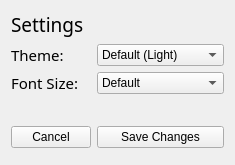
Old version of the form UI Files/SettingsMenu.ui in the repository steinmns/Cinema-Stats.
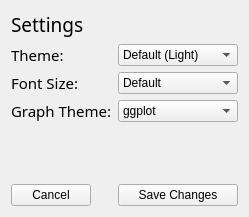
New version of the form.

Commit message: Added graph theme dropdown in UI and monthly graph skeleton.

Diff of the .ui file:
```diff
--- a/UI Files/SettingsMenu.ui
+++ b/UI Files/SettingsMenu.ui
@@ -6,8 +6,8 @@
    <rect>
     <x>0</x>
     <y>0</y>
-    <width>235</width>
-    <height>165</height>
+    <width>249</width>
+    <height>217</height>
    </rect>
   </property>
   <property name="windowTitle">
@@ -59,7 +59,7 @@
      </item>
     </widget>
    </item>
-   <item row="5" column="0">
+   <item row="4" column="0">
     <widget class="QLabel" name="FontSizeLabel">
      <property name="font">
       <font>
@@ -72,7 +72,7 @@
      </property>
     </widget>
    </item>
-   <item row="5" column="1">
+   <item row="4" column="1">
     <widget class="QComboBox" name="FontSizeDropdown">
      <item>
       <property name="text">
@@ -92,28 +92,60 @@
     </widget>
    </item>
    <item row="7" column="0">
+    <widget class="QLabel" name="GraphThemeLabel">
+     <property name="font">
+      <font>
+       <family>Mollen Personal Use</family>
+       <pointsize>11</pointsize>
+      </font>
+     </property>
+     <property name="text">
+      <string>Graph Theme:</string>
+     </property>
+    </widget>
+   </item>
+   <item row="7" column="1">
+    <widget class="QComboBox" name="comboBox">
+     <item>
+      <property name="text">
+       <string>ggplot</string>
+      </property>
+     </item>
+     <item>
+      <property name="text">
+       <string>bmh</string>
+      </property>
+     </item>
+     <item>
+      <property name="text">
+       <string>fivethirtyeight</string>
+      </property>
+     </item>
+    </widget>
+   </item>
+   <item row="12" column="0">
     <widget class="QPushButton" name="CancelButton">
      <property name="text">
       <string>Cancel</string>
      </property>
     </widget>
    </item>
-   <item row="7" column="1">
+   <item row="12" column="1">
     <widget class="QPushButton" name="SaveButton">
      <property name="text">
       <string>Save Changes</string>
      </property>
     </widget>
    </item>
-   <item row="6" column="0">
-    <spacer name="horizontalSpacer">
+   <item row="11" column="0" colspan="2">
+    <spacer name="verticalSpacer">
      <property name="orientation">
-      <enum>Qt::Horizontal</enum>
+      <enum>Qt::Vertical</enum>
      </property>
      <property name="sizeHint" stdset="0">
       <size>
-       <width>40</width>
-       <height>20</height>
+       <width>20</width>
+       <height>40</height>
       </size>
      </property>
     </spacer>
```
The commit also changes 2 other files.
